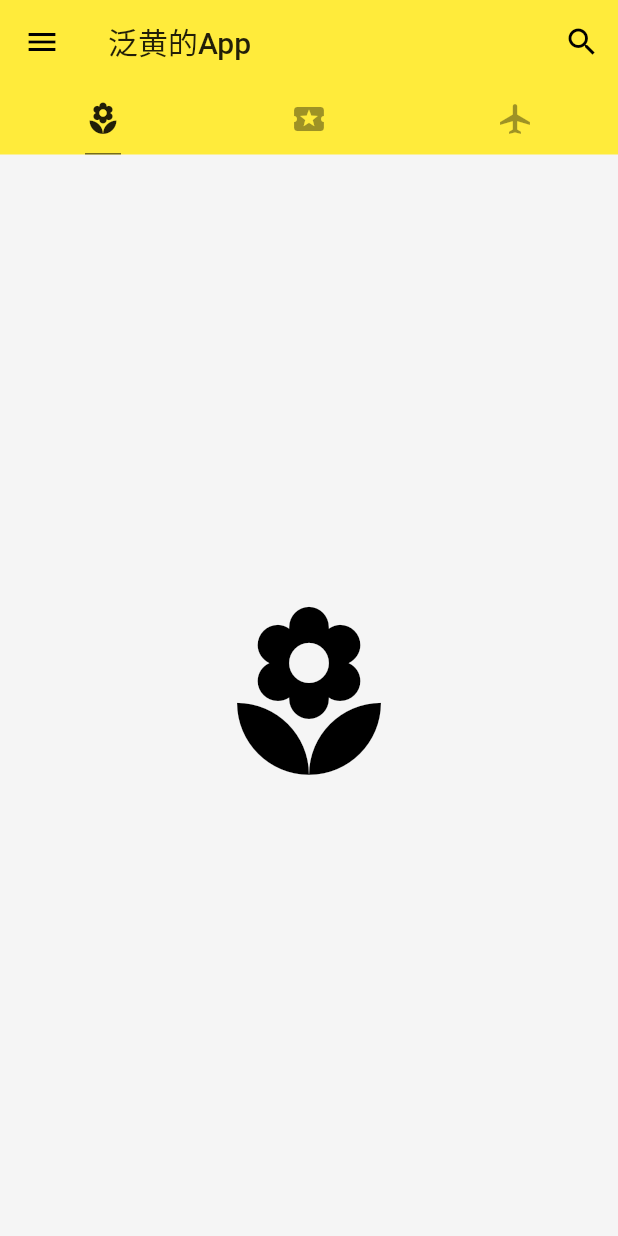
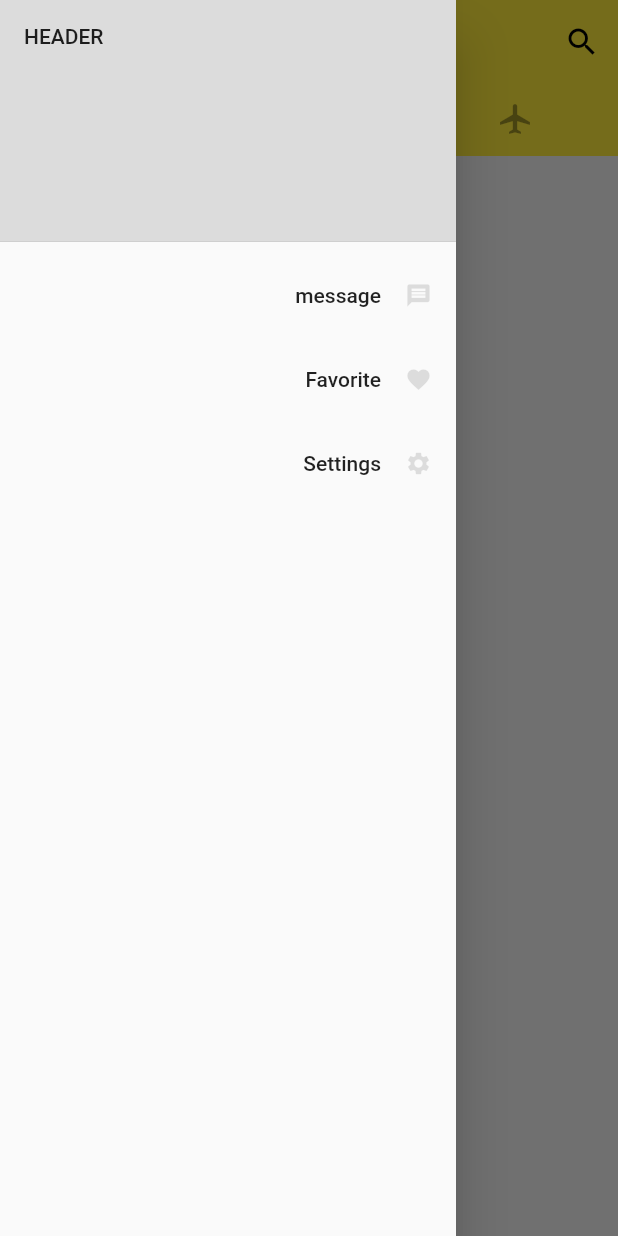
Before and after one commit to lxalano/flutter_baba, a Flutter app: the screen it shows after launch, with the side drawer open (before the commit the screen has no drawer), on a phone screen of 412 x 824 dp. Run offline on Flutter 3.47's test engine with Material 2 defaults, Android fonts, the phone set to English and light mode, and no system bars.

Commit message:
侧边栏

```diff
--- a/lib/main.dart
+++ b/lib/main.dart
@@ -1,3 +1,4 @@
+import 'package:flutter/cupertino.dart';
 import 'package:flutter/material.dart';
 import './demo/listview_demo.dart';
 
@@ -9,7 +10,11 @@ class App extends StatelessWidget {
     return MaterialApp(
       debugShowCheckedModeBanner: false,
       home: Home(),
-      theme: ThemeData(primarySwatch: Colors.yellow),
+      theme: ThemeData(
+        primarySwatch: Colors.yellow,
+        highlightColor: Color.fromRGBO(255, 255, 255, 0.5),
+        splashColor: Colors.white70,
+      ),
     );
   }
 }
@@ -27,7 +32,7 @@ class Home extends StatelessWidget {
             tooltip: 'nevigration',
             onPressed: () => debugPrint('侧边栏菜单'),
           ),
-          title: Text("泛黄的App"),
+          title: Text("alitabaApp"),
           actions: <Widget>[
             IconButton(
               icon: Icon(Icons.search),
@@ -40,7 +45,6 @@ class Home extends StatelessWidget {
             unselectedLabelColor: Colors.black38,
             indicatorColor: Colors.black54,
             indicatorSize: TabBarIndicatorSize.label,
-            indicatorWeight: 1.0,
             tabs: <Widget>[
               Tab(icon: Icon(Icons.local_florist)),
               Tab(icon: Icon(Icons.local_activity)),
@@ -55,6 +59,52 @@ class Home extends StatelessWidget {
             Icon(Icons.local_airport, size: 128, color: Colors.black),
           ],
         ),
+        drawer: Drawer(
+          child: ListView(
+            padding: EdgeInsets.zero,
+            children: [
+              DrawerHeader(
+                child: Text('header'.toUpperCase()),
+                decoration: BoxDecoration(
+                  color: Colors.black12,
+                ),
+              ),
+              ListTile(
+                title: Text(
+                  'message',
+                  textAlign: TextAlign.right,
+                ),
+                trailing: Icon(
+                  Icons.message,
+                  color: Colors.black12,
+                  size: 18.0,
+                ),
+              ),
+              ListTile(
+                title: Text(
+                  'Favorite',
+                  textAlign: TextAlign.right,
+                ),
+                trailing: Icon(
+                  Icons.favorite,
+                  color: Colors.black12,
+                  size: 18.0,
+                ),
+              ),
+              ListTile(
+                title: Text(
+                  'Settings',
+                  textAlign: TextAlign.right,
+                ),
+                trailing: Icon(
+                  Icons.settings,
+                  color: Colors.black12,
+                  size: 18.0,
+                ),
+              ),
+            ],
+          ),
+        ),
       ),
     );
   }
```
